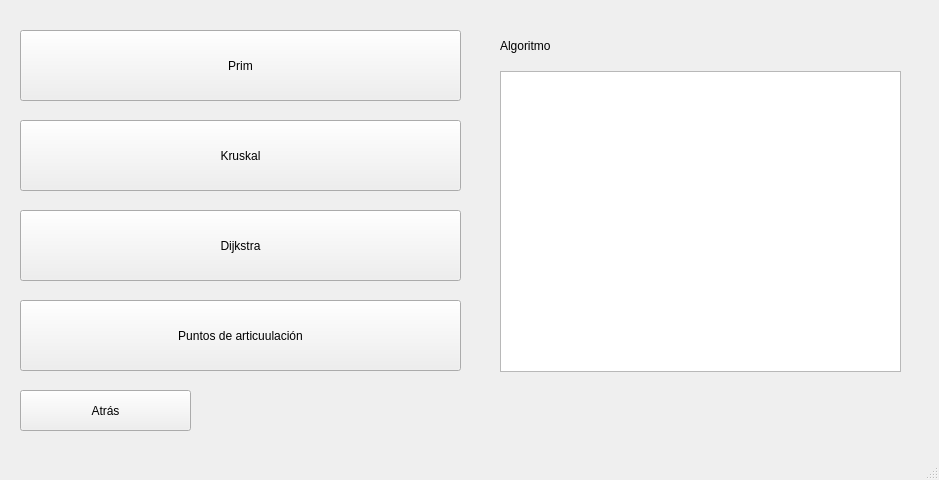
Old version of the form Final/ProyectoFinal/AdminGUI/window_city.ui in the repository ixcastro/Progra-ED-3-.
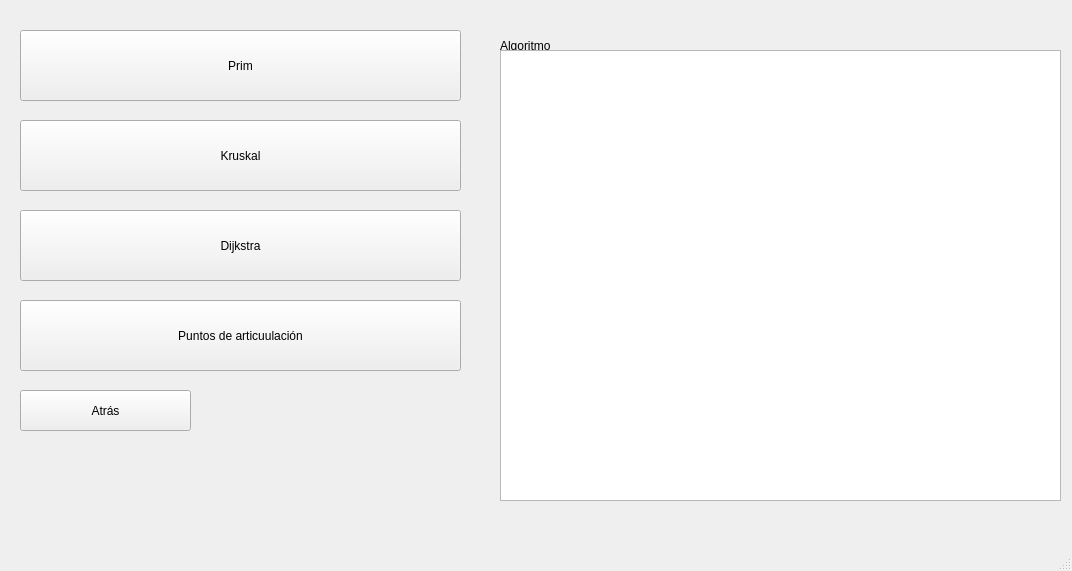
New version of the form.

```diff
--- a/Final/ProyectoFinal/AdminGUI/window_city.ui
+++ b/Final/ProyectoFinal/AdminGUI/window_city.ui
@@ -6,8 +6,8 @@
    <rect>
     <x>0</x>
     <y>0</y>
-    <width>939</width>
-    <height>480</height>
+    <width>1072</width>
+    <height>571</height>
    </rect>
   </property>
   <property name="windowTitle">
@@ -92,13 +92,13 @@
      <string>Prim</string>
     </property>
    </widget>
-   <widget class="QListWidget" name="listWidget">
+   <widget class="QGraphicsView" name="graphicsView">
     <property name="geometry">
      <rect>
       <x>500</x>
-      <y>71</y>
-      <width>401</width>
-      <height>301</height>
+      <y>50</y>
+      <width>561</width>
+      <height>451</height>
      </rect>
     </property>
    </widget>
```
Left out of the diff: 4 changed lines with no effect on the pictures.
